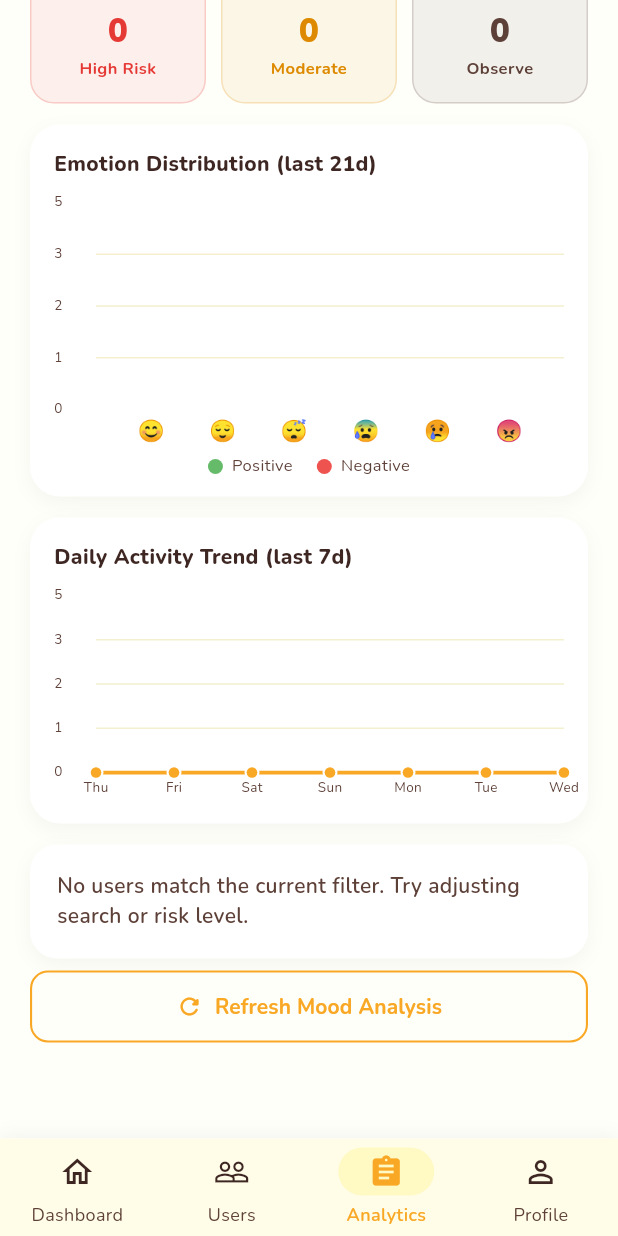
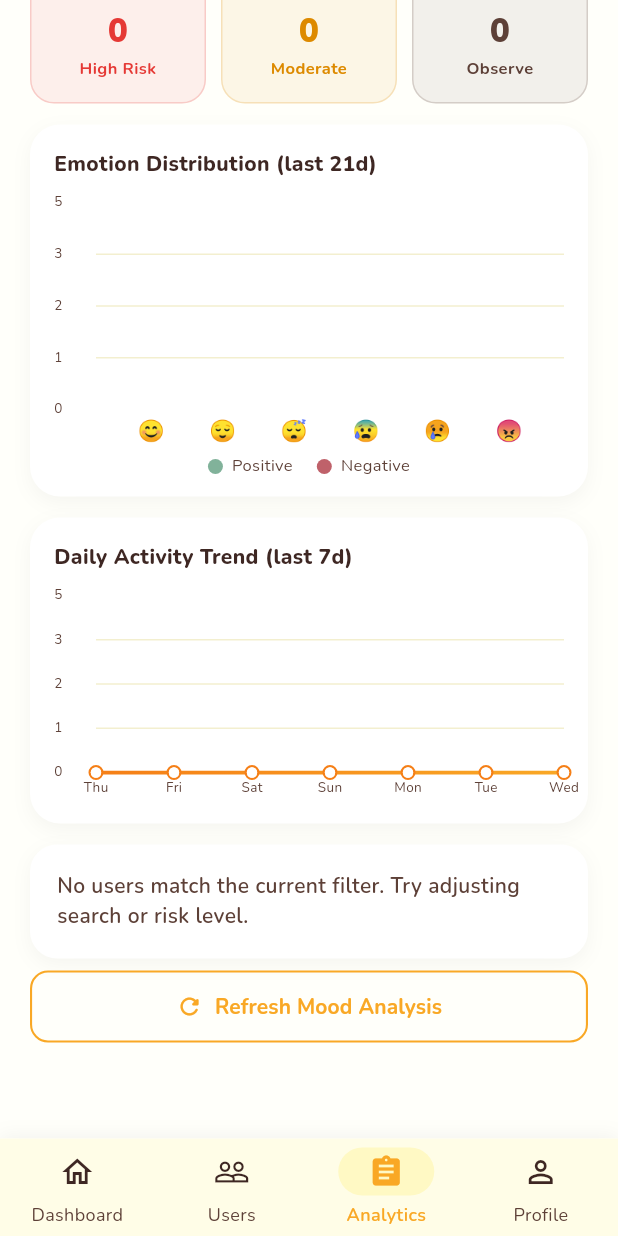
Before and after one commit to Tracy0708/mindmate, a Flutter app: the AdminDashboardScreen screen opened by its route, item 3 of the bottom bar chosen, scrolled down 411 dp, on a phone screen of 412 x 824 dp. Run offline on Flutter 3.47's test engine with Material 3 defaults, Android fonts, the phone set to English and light mode, and no system bars; drawn by our look-alikes of fl_chart; our stand-ins replace cloud_firestore, cloud_functions, firebase_auth, firebase_core, firebase_messaging, flutter_local_notifications and 7 more; missing offline and left inert: flutter_twemoji; accounts and stored records are empty; network calls fail.

Commit message:
feat: Update emotion colors and enhance chart visuals for better user experience

```diff
--- a/lib/screens/admin/admin_dashboard.dart
+++ b/lib/screens/admin/admin_dashboard.dart
@@ -275,21 +275,21 @@ class _AdminHomeTabState extends State<_AdminHomeTab> {
                         _StatCard(
                           value: '${report?['activeUsers'] ?? 0}',
                           label: 'Active',
-                          color: const Color(0xFF26A69A),
+                          color: const Color(0xFF81B29A),
                           icon: Icons.check_circle_rounded,
                           subtitle: 'Non-disabled users',
                         ),
                         _StatCard(
                           value: '${report?['disabledUsers'] ?? 0}',
                           label: 'Suspended',
-                          color: AppColors.errorRed,
+                          color: const Color(0xFFBF616A),
                           icon: Icons.block_rounded,
                           subtitle: 'Disabled accounts',
                         ),
                         _StatCard(
                           value: '${report?['adminUsers'] ?? 0}',
                           label: 'Admins',
-                          color: const Color(0xFF7E57C2),
+                          color: const Color(0xFF9B8EA8),
                           icon: Icons.admin_panel_settings_rounded,
                           subtitle: 'Admin-role accounts',
                         ),
@@ -1505,7 +1505,7 @@ class _EmotionBarChart extends StatelessWidget {
       final count = (counts[emotion] as int? ?? 0).toDouble();
       final isPositive = _positiveEmotions.contains(emotion);
       final barColor =
-          isPositive ? const Color(0xFF66BB6A) : const Color(0xFFEF5350);
+          isPositive ? const Color(0xFF81B29A) : const Color(0xFFBF616A);
 
       return BarChartGroupData(
         x: idx,
@@ -1624,10 +1624,10 @@ class _EmotionBarChart extends StatelessWidget {
             mainAxisAlignment: MainAxisAlignment.center,
             children: [
               _ChartLegendDot(
-                  color: const Color(0xFF66BB6A), label: 'Positive'),
+                  color: const Color(0xFF81B29A), label: 'Positive'),
               const SizedBox(width: 16),
               _ChartLegendDot(
-                  color: const Color(0xFFEF5350), label: 'Negative'),
+                  color: const Color(0xFFBF616A), label: 'Negative'),
             ],
           ),
         ],
@@ -1736,22 +1736,33 @@ class _DailyTrendChart extends StatelessWidget {
                   LineChartBarData(
                     spots: spots,
                     isCurved: true,
-                    curveSmoothness: 0.35,
-                    color: AppColors.primary,
+                    curveSmoothness: 0.4,
+                    gradient: const LinearGradient(
+                      colors: [AppColors.primaryDark, AppColors.primary],
+                      begin: Alignment.centerLeft,
+                      end: Alignment.centerRight,
+                    ),
                     barWidth: 2.5,
                     dotData: FlDotData(
                       show: true,
                       getDotPainter: (spot, percent, bar, index) =>
                           FlDotCirclePainter(
                         radius: 3.5,
-                        color: AppColors.primary,
-                        strokeColor: Colors.white,
+                        color: Colors.white,
+                        strokeColor: AppColors.primaryDark,
                         strokeWidth: 1.5,
                       ),
                     ),
                     belowBarData: BarAreaData(
                       show: true,
-                      color: AppColors.primary.withOpacity(0.08),
+                      gradient: LinearGradient(
+                        colors: [
+                          AppColors.primary.withValues(alpha: 0.25),
+                          AppColors.primary.withValues(alpha: 0.0),
+                        ],
+                        begin: Alignment.topCenter,
+                        end: Alignment.bottomCenter,
+                      ),
                     ),
                   ),
                 ],
@@ -1767,6 +1778,8 @@ class _DailyTrendChart extends StatelessWidget {
                 borderData: FlBorderData(show: false),
                 lineTouchData: LineTouchData(
                   touchTooltipData: LineTouchTooltipData(
+                    tooltipBorderRadius: BorderRadius.circular(10),
+                    getTooltipColor: (_) => AppColors.textDark,
                     getTooltipItems: (touchedSpots) {
                       return touchedSpots.map((spot) {
                         final i = spot.x.toInt();
@@ -1775,7 +1788,7 @@ class _DailyTrendChart extends StatelessWidget {
                         return LineTooltipItem(
                           '$label\n${spot.y.toInt()} logs',
                           const TextStyle(
-                            color: Colors.white,
+                            color: AppColors.primaryLight,
                             fontWeight: FontWeight.w700,
                             fontSize: 11,
                           ),
@@ -1864,7 +1877,7 @@ class _EmotionBreakdownChips extends StatelessWidget {
         final count = emotionByType[emotion] ?? 0;
         final isPositive = _positiveEmotions.contains(emotion);
         final color = isPositive
-            ? const Color(0xFF66BB6A)
+            ? const Color(0xFF81B29A)
             : AppColors.textMedium;
         final emoji = _emotionEmoji[emotion] ?? '';
 
```
Also changed, not shown: lib/screens/insights_screen.dart (+38 -14 lines).
